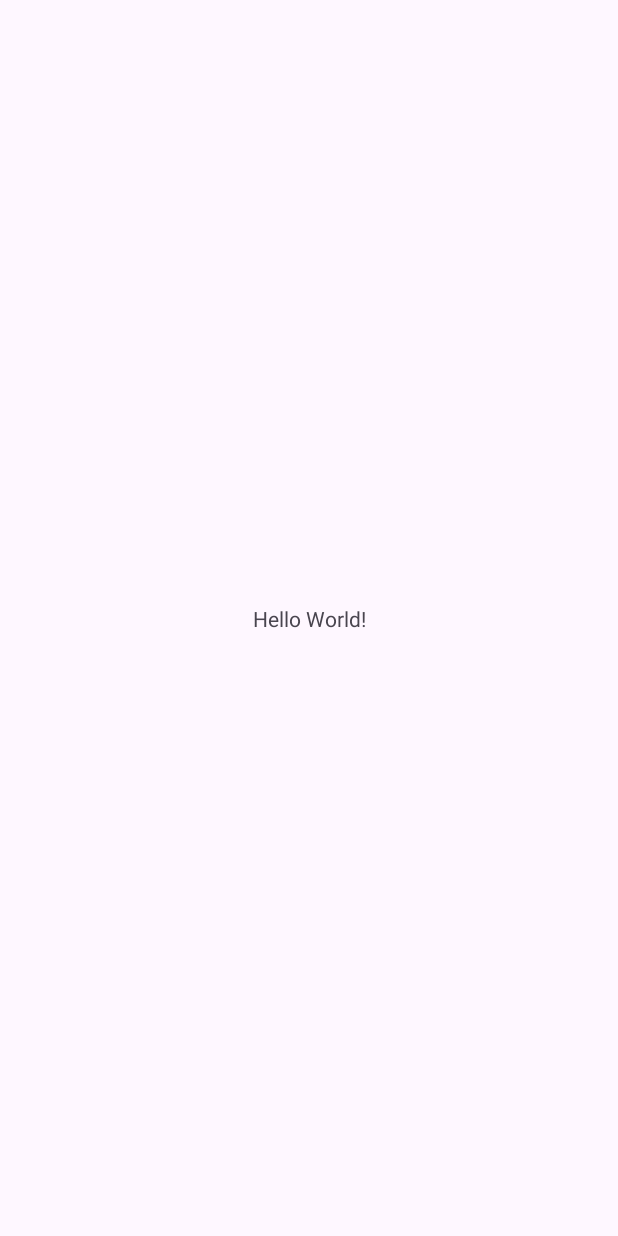
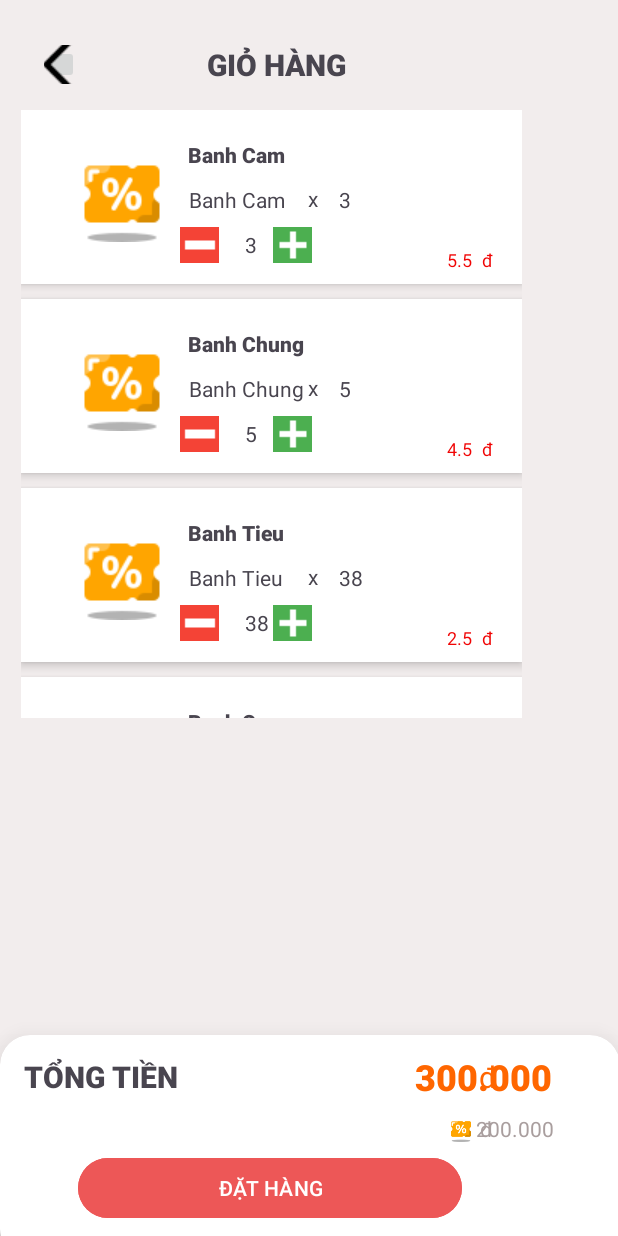
Before and after one commit to namtpce170126/ProjectPRM392, an Android app: the screen it shows after launch (MainActivity before the commit, CartActivity after it), on a phone screen of 412 x 824 dp. Before the commit the screen is almost empty. Run offline under Robolectric (Android 15) with nearby library versions, the phone set to English and light mode, and no system bars.

Commit message:
layoutCart

```diff
--- a/ProjectPRM392/app/build.gradle
+++ b/ProjectPRM392/app/build.gradle
@@ -34,7 +34,9 @@ dependencies {
     implementation libs.material
     implementation libs.activity
     implementation libs.constraintlayout
+    implementation libs.play.services.maps
     testImplementation libs.junit
     androidTestImplementation libs.ext.junit
     androidTestImplementation libs.espresso.core
+    implementation 'com.google.android.gms:play-services-maps:18.1.0'
 }
--- a/ProjectPRM392/app/src/main/AndroidManifest.xml
+++ b/ProjectPRM392/app/src/main/AndroidManifest.xml
@@ -14,6 +14,9 @@
         tools:targetApi="31">
         <activity
             android:name=".MainActivity"
+            android:exported="false" />
+        <activity
+            android:name=".CartActivity"
             android:exported="true">
             <intent-filter>
                 <action android:name="android.intent.action.MAIN" />
--- /dev/null
+++ b/ProjectPRM392/app/src/main/java/com/example/projectprm392/Cart.java
@@ -0,0 +1,49 @@
+package com.example.projectprm392;
+
+import android.media.Image;
+
+public class Cart {
+    int imageProductInCart;
+    String nameProductInCart;
+ int quantityInCart;
+    double priceInCart;
+
+    public Cart( int imageProductInCart,String nameProductInCart,int quantityInCart, double priceInCart) {
+        this.imageProductInCart = imageProductInCart;
+        this.nameProductInCart = nameProductInCart;
+        this.quantityInCart = quantityInCart;
+        this.priceInCart = priceInCart;
+    }
+
+    public int getImageProductInCart() {
+        return imageProductInCart;
+    }
+
+    public void setImageProductInCart(int imageProductInCart) {
+        this.imageProductInCart = imageProductInCart;
+    }
+
+    public String getNameProductInCart() {
+        return nameProductInCart;
+    }
+
+    public void setNameProductInCart(String nameProductInCart) {
+        this.nameProductInCart = nameProductInCart;
+    }
+
+    public int getQuantityInCart() {
+        return quantityInCart;
+    }
+
+    public void setQuantityInCart(int quantityInCart) {
+        this.quantityInCart = quantityInCart;
+    }
+
+    public double getPriceInCart() {
+        return priceInCart;
+    }
+
+    public void setPriceInCart(double priceInCart) {
+        this.priceInCart = priceInCart;
+    }
+}
--- /dev/null
+++ b/ProjectPRM392/app/src/main/java/com/example/projectprm392/CartActivity.java
@@ -0,0 +1,42 @@
+package com.example.projectprm392;
+
+import android.os.Bundle;
+
+import androidx.activity.EdgeToEdge;
+import androidx.appcompat.app.AppCompatActivity;
+import androidx.core.graphics.Insets;
+import androidx.core.view.ViewCompat;
+import androidx.core.view.WindowInsetsCompat;
+import androidx.recyclerview.widget.LinearLayoutManager;
+import androidx.recyclerview.widget.RecyclerView;
+
+import java.util.ArrayList;
+import java.util.List;
+
+public class CartActivity extends AppCompatActivity {
+
+    @Override
+    protected void onCreate(Bundle savedInstanceState) {
+        super.onCreate(savedInstanceState);
+
+        setContentView(R.layout.activity_cart);
+        RecyclerView recyclerView = findViewById(R.id.recycleView);
+
+        List<Cart> items = new ArrayList<Cart>();
+        items.add(new Cart(R.drawable.voucher,"Banh Cam", 3,5.5));
+        items.add(new Cart(R.drawable.voucher,"Banh Chung", 5,4.5));
+        items.add(new Cart(R.drawable.voucher,"Banh Tieu", 38,2.5));
+        items.add(new Cart(R.drawable.voucher,"Banh Cam", 3,5.5));
+        items.add(new Cart(R.drawable.voucher,"Banh Chung", 5,4.5));
+        items.add(new Cart(R.drawable.voucher,"Banh Tieu", 38,2.5));
+        items.add(new Cart(R.drawable.voucher,"Banh Cam", 3,5.5));
+        items.add(new Cart(R.drawable.voucher,"Banh Chung", 5,4.5));
+        items.add(new Cart(R.drawable.voucher,"Banh Tieu", 38,2.5));
+
+
+        recyclerView.setLayoutManager(new LinearLayoutManager(this));
+        recyclerView.setAdapter(new MyAdapter(this,items));
+
+
+    }
+}
--- /dev/null
+++ b/ProjectPRM392/app/src/main/java/com/example/projectprm392/MyAdapter.java
@@ -0,0 +1,49 @@
+package com.example.projectprm392;
+
+import android.content.Context;
+import android.view.LayoutInflater;
+import android.view.ViewGroup;
+
+import androidx.annotation.NonNull;
+import androidx.recyclerview.widget.RecyclerView;
+
+import java.util.List;
+
+public class MyAdapter extends RecyclerView.Adapter<MyHolderView> {
+
+    Context context;
+    List<Cart> items;
+
+    public MyAdapter(Context context, List<Cart> items) {
+        this.context = context;
+        this.items = items;
+    }
+
+
+    @NonNull
+    @Override
+    public MyHolderView onCreateViewHolder(@NonNull ViewGroup parent, int viewType) {
+        return new MyHolderView(LayoutInflater.from(context).inflate(R.layout.item_cart,parent,false));
+    }
+
+    @Override
+    public void onBindViewHolder(@NonNull MyHolderView holder, int position) {
+        holder.nameView.setText(items.get(position).getNameProductInCart());
+        holder.name2View.setText(items.get(position).getNameProductInCart());
+
+        holder.priceView.setText(String.valueOf(items.get(position).getPriceInCart()));
+        holder.price2View.setText(String.valueOf(items.get(position).getPriceInCart()));
+
+        holder.quantityView.setText(String.valueOf(items.get(position).getQuantityInCart()));
+        holder.quantity2View.setText(String.valueOf(items.get(position).getQuantityInCart()));
+
+
+
+        holder.imageView.setImageResource(items.get(position).getImageProductInCart());
+    }
+
+    @Override
+    public int getItemCount() {
+        return items.size();
+    }
+}
--- /dev/null
+++ b/ProjectPRM392/app/src/main/java/com/example/projectprm392/MyHolderView.java
@@ -0,0 +1,23 @@
+package com.example.projectprm392;
+
+import android.view.View;
+import android.widget.ImageView;
+import android.widget.TextView;
+
+import androidx.annotation.NonNull;
+import androidx.recyclerview.widget.RecyclerView;
+
+public class MyHolderView extends RecyclerView.ViewHolder {
+    ImageView imageView;
+    TextView nameView, name2View,priceView,price2View, quantityView,quantity2View;
+    public MyHolderView(@NonNull View itemView) {
+        super(itemView);
+        imageView = itemView.findViewById(R.id.hinhHangInCart);
+        nameView = itemView.findViewById(R.id.txtTenMonHang);
+        name2View = itemView.findViewById(R.id.txtTenMonHang1);
+        quantityView = itemView.findViewById(R.id.soluongInCart);
+        quantity2View = itemView.findViewById(R.id.soLuong);
+        priceView = itemView.findViewById(R.id.priceInCart);
+        price2View = itemView.findViewById(R.id.priceInCart);
+    }
+}
--- /dev/null
+++ b/ProjectPRM392/app/src/main/res/drawable/background_mu.xml
@@ -0,0 +1,5 @@
+<?xml version="1.0" encoding="utf-8"?>
+<selector xmlns:android="http://schemas.android.com/apk/res/android">
+
+
+</selector>
--- /dev/null
+++ b/ProjectPRM392/app/src/main/res/layout/activity_cart.xml
@@ -0,0 +1,271 @@
+<?xml version="1.0" encoding="utf-8"?>
+<androidx.constraintlayout.widget.ConstraintLayout xmlns:android="http://schemas.android.com/apk/res/android"
+    xmlns:app="http://schemas.android.com/apk/res-auto"
+    xmlns:tools="http://schemas.android.com/tools"
+    android:id="@+id/main"
+    android:layout_width="match_parent"
+    android:layout_height="match_parent"
+    android:background="#E4E0E0"
+    tools:context=".CartActivity">
+
+
+    <RelativeLayout
+        android:layout_width="match_parent"
+        android:layout_height="match_parent"
+        android:background="#F2EDED">
+
+
+        <TextView
+            android:id="@+id/textView"
+            android:layout_width="wrap_content"
+            android:layout_height="wrap_content"
+            android:layout_alignParentStart="true"
+            android:layout_alignParentTop="true"
+            android:layout_marginStart="138dp"
+            android:layout_marginTop="29dp"
+            android:fontFamily="sans-serif-black"
+            android:text="GIỎ HÀNG"
+            android:textSize="20sp"
+            app:layout_constraintTop_toTopOf="parent" />
+
+        <androidx.recyclerview.widget.RecyclerView
+            android:id="@+id/recycleView"
+            android:layout_width="334dp"
+            android:layout_height="405dp"
+            android:layout_alignParentStart="true"
+            android:layout_alignParentTop="true"
+            android:layout_marginStart="14dp"
+            android:layout_marginTop="73dp"
+            android:backgroundTint="#FFFFFF" />
+
+        <androidx.cardview.widget.CardView
+            android:id="@+id/view"
+            android:layout_width="match_parent"
+            android:layout_height="149dp"
+            android:layout_alignParentEnd="true"
+            android:layout_alignParentBottom="true"
+            android:layout_marginEnd="-1dp"
+            android:layout_marginBottom="-15dp"
+            android:background="#FDFDFD"
+            app:cardCornerRadius="20dp"
+            app:cardElevation="24dp"
+            app:layout_constraintBottom_toBottomOf="parent"
+            app:layout_constraintStart_toStartOf="parent"
+            app:layout_constraintTop_toTopOf="parent">
+
+            <RelativeLayout
+                android:layout_width="match_parent"
+                android:layout_height="match_parent">
+
+                <TextView
+                    android:id="@+id/txtTongTien"
+                    android:layout_width="wrap_content"
+                    android:layout_height="wrap_content"
+                    android:layout_alignParentTop="true"
+                    android:layout_marginStart="16dp"
+                    android:layout_marginLeft="16dp"
+                    android:layout_marginTop="14dp"
+                    android:fontFamily="sans-serif-black"
+                    android:text="TỔNG TIỀN"
+                    android:textSize="20sp"
+                    app:layout_constraintStart_toStartOf="parent" />
+
+                <TextView
+                    android:id="@+id/tongTien"
+                    android:layout_width="wrap_content"
+                    android:layout_height="wrap_content"
+                    android:layout_alignParentEnd="true"
+                    android:layout_alignParentBottom="true"
+                    android:layout_marginEnd="45dp"
+                    android:layout_marginBottom="105dp"
+                    android:fontFamily="sans-serif-black"
+                    android:text="300.000"
+                    android:textColor="#FF6600"
+                    android:textSize="24sp" />
+
+                <TextView
+                    android:id="@+id/textView4"
+                    android:layout_width="wrap_content"
+                    android:layout_height="wrap_content"
+                    android:layout_alignParentEnd="true"
+                    android:layout_alignParentBottom="true"
+                    android:layout_marginEnd="44dp"
+                    android:layout_marginBottom="77dp"
+                    android:fontFamily="sans-serif"
+                    android:text="200.000"
+
+                    android:textColor="#A99E9E" />
+
+                <Button
+                    android:id="@+id/button"
+                    android:layout_width="256dp"
+                    android:layout_height="wrap_content"
+                    android:layout_alignParentStart="true"
+                    android:layout_alignParentBottom="true"
+                    android:layout_marginStart="52dp"
+                    android:layout_marginBottom="23dp"
+                    android:backgroundTint="#ED5757"
+                    android:text="ĐẶT HÀNG" />
+
+                <TextView
+                    android:id="@+id/textView2"
+                    android:layout_width="wrap_content"
+                    android:layout_height="wrap_content"
+                    android:layout_alignParentStart="true"
+                    android:layout_alignParentBottom="true"
+                    android:layout_marginStart="319dp"
+                    android:layout_marginBottom="108dp"
+                    android:text="đ"
+                    android:textColor="#FF6600"
+                    android:textSize="20sp"
+                    app:layout_constraintEnd_toEndOf="parent"
+                    app:layout_constraintStart_toStartOf="parent" />
+
+                <TextView
+                    android:id="@+id/textView5"
+                    android:layout_width="wrap_content"
+                    android:layout_height="wrap_content"
+                    android:layout_alignParentStart="true"
+                    android:layout_alignParentBottom="true"
+                    android:layout_marginStart="320dp"
+                    android:layout_marginBottom="77dp"
+                    android:text="đ"
+                    android:textColor="#A99E9E"
+                    app:layout_constraintEnd_toEndOf="parent"
+                    app:layout_constraintStart_toStartOf="parent" />
+
+                <ImageView
+                    android:id="@+id/imageView"
+                    android:layout_width="17dp"
+                    android:layout_height="21dp"
+                    android:layout_alignParentTop="true"
+                    android:layout_alignParentEnd="true"
+                    android:layout_marginTop="52dp"
+                    android:layout_marginEnd="97dp"
+                    app:srcCompat="@drawable/voucher" />
+
+            </RelativeLayout>
+
+        </androidx.cardview.widget.CardView>
+
+        <ImageButton
+            android:id="@+id/imageButton2"
+            android:layout_width="23dp"
+            android:layout_height="26dp"
+            android:layout_alignParentStart="true"
+            android:layout_alignParentTop="true"
+            android:layout_marginStart="29dp"
+            android:layout_marginTop="30dp"
+            app:srcCompat="@drawable/backbutton" />
+
+
+    </RelativeLayout>
+
+
+
+
+
+
+<!--    <androidx.cardview.widget.CardView-->
+<!--        android:layout_width="326dp"-->
+<!--        android:layout_height="90dp"-->
+<!--        android:layout_margin="16dp"-->
+<!--        android:layout_marginStart="20dp"-->
+<!--        android:layout_marginTop="16dp"-->
+<!--        app:cardBackgroundColor="#FF0000"-->
+<!--        app:cardCornerRadius="20dp"-->
+<!--        app:layout_constraintStart_toStartOf="parent"-->
+<!--        app:layout_constraintTop_toTopOf="parent">-->
+
+<!--    </androidx.cardview.widget.CardView>-->
+
+<!--    <androidx.cardview.widget.CardView-->
+<!--        android:id="@+id/cardView"-->
+<!--        android:layout_width="335dp"-->
+<!--        android:layout_height="143dp"-->
+<!--        app:cardBackgroundColor="#FFFFFF"-->
+<!--        app:cardCornerRadius="20dp"-->
+<!--        app:layout_constraintBottom_toBottomOf="parent"-->
+<!--        app:layout_constraintEnd_toEndOf="parent"-->
+<!--        app:layout_constraintHorizontal_bias="0.521"-->
+<!--        app:layout_constraintStart_toStartOf="parent"-->
+<!--        app:layout_constraintTop_toTopOf="parent"-->
+<!--        app:layout_constraintVertical_bias="0.102">-->
+
+
+<!--        <RelativeLayout-->
+<!--            android:layout_width="match_parent"-->
+<!--            android:layout_height="142dp">-->
+
+
+<!--            <com.google.android.gms.maps.MapView-->
+<!--                android:id="@+id/mapView"-->
+<!--                android:layout_width="80dp"-->
+<!--                android:layout_height="80dp"-->
+<!--                android:layout_alignParentStart="true"-->
+<!--                android:layout_alignParentTop="true"-->
+<!--                android:layout_marginStart="225dp"-->
+<!--                android:layout_marginTop="27dp" />-->
+
+<!--            <TextView-->
+<!--                android:id="@+id/tenCart"-->
+<!--                android:layout_width="wrap_content"-->
+<!--                android:layout_height="wrap_content"-->
+<!--                android:layout_alignParentStart="true"-->
+<!--                android:layout_alignParentTop="true"-->
+<!--                android:layout_marginStart="40dp"-->
+<!--                android:layout_marginTop="16dp"-->
+<!--                android:fontFamily="sans-serif-black"-->
+<!--                android:text="Vũ Minh Uyên"-->
+<!--                android:textSize="16sp" />-->
+
+<!--            <TextView-->
+<!--                android:id="@+id/sdtCart"-->
+<!--                android:layout_width="wrap_content"-->
+<!--                android:layout_height="wrap_content"-->
+<!--                android:layout_alignParentStart="true"-->
+<!--                android:layout_alignParentTop="true"-->
+<!--                android:layout_marginStart="40dp"-->
+<!--                android:layout_marginTop="42dp"-->
+<!--                android:fontFamily="sans-serif-black"-->
+<!--                android:text="0123 456 789"-->
+<!--                android:textSize="16sp" />-->
+
+<!--            <TextView-->
+<!--                android:id="@+id/noiDungGhiChu"-->
+<!--                android:layout_width="150dp"-->
+<!--                android:layout_height="wrap_content"-->
+<!--                android:layout_alignParentStart="true"-->
+<!--                android:layout_alignParentTop="true"-->
+<!--                android:layout_marginStart="60dp"-->
+<!--                android:layout_marginTop="93dp"-->
+<!--                android:text="Thêm ớt cho cay lè lưỡi luôn đi " />-->
+
+<!--            <TextView-->
+<!--                android:id="@+id/ghiChu"-->
+<!--                android:layout_width="wrap_content"-->
+<!--                android:layout_height="wrap_content"-->
+<!--                android:layout_alignParentStart="true"-->
+<!--                android:layout_alignParentTop="true"-->
+<!--                android:layout_marginStart="40dp"-->
+
+<!--                android:layout_marginTop="71dp"-->
+<!--                android:text="Ghi Chú: "-->
+<!--                android:textColor="#FB8A00" />-->
+
+<!--            <TextView-->
+<!--                android:id="@+id/editInforGiaoHang"-->
+<!--                android:layout_width="wrap_content"-->
+<!--                android:layout_height="wrap_content"-->
+<!--                android:layout_alignParentEnd="true"-->
+<!--                android:layout_alignParentBottom="true"-->
+<!--                android:layout_marginEnd="27dp"-->
+<!--                android:layout_marginBottom="8dp"-->
+<!--                android:text="Chỉnh sửa thông tin"-->
+<!--                android:textColor="#6188EB"-->
+<!--                android:textSize="10sp" />-->
+<!--        </RelativeLayout>-->
+<!--    </androidx.cardview.widget.CardView>-->
+
+
+</androidx.constraintlayout.widget.ConstraintLayout>
--- /dev/null
+++ b/ProjectPRM392/app/src/main/res/layout/item_cart.xml
@@ -0,0 +1,122 @@
+<?xml version="1.0" encoding="utf-8"?>
+<RelativeLayout xmlns:android="http://schemas.android.com/apk/res/android"
+    xmlns:app="http://schemas.android.com/apk/res-auto"
+    xmlns:tools="http://schemas.android.com/tools"
+    android:layout_width="match_parent"
+    android:layout_height="wrap_content"
+    android:layout_marginBottom="10dp"
+    android:background="@color/white"
+    android:elevation="4dp"
+    android:padding="8dp">
+
+    <TextView
+        android:id="@+id/soluongInCart"
+        android:layout_width="wrap_content"
+        android:layout_height="wrap_content"
+        android:layout_alignParentStart="true"
+        android:layout_alignParentTop="true"
+        android:layout_marginStart="204dp"
+        android:layout_marginTop="42dp"
+        android:text="3" />
+
+    <TextView
+        android:id="@+id/txtTenMonHang1"
+        android:layout_width="wrap_content"
+        android:layout_height="wrap_content"
+        android:layout_alignParentStart="true"
+        android:layout_alignParentTop="true"
+        android:layout_marginStart="104dp"
+        android:layout_marginTop="42dp"
+        android:text="Bánh cam" />
+
+    <TextView
+        android:id="@+id/textView6"
+        android:layout_width="wrap_content"
+        android:layout_height="wrap_content"
+        android:layout_alignParentStart="true"
+        android:layout_alignParentTop="true"
+        android:layout_marginStart="183dp"
+        android:layout_marginTop="41dp"
+        android:text="x" />
+
+    <ImageButton
+        android:id="@+id/imageButton"
+        android:layout_width="26dp"
+        android:layout_height="24dp"
+        android:layout_alignParentStart="true"
+        android:layout_alignParentTop="true"
+        android:layout_marginStart="160dp"
+        android:layout_marginTop="70dp"
+        app:srcCompat="@drawable/cong" />
+
+    <ImageView
+        android:id="@+id/hinhHangInCart"
+        android:layout_width="wrap_content"
+        android:layout_height="wrap_content"
+
+        android:layout_alignParentStart="true"
+        android:layout_alignParentTop="true"
+        android:layout_marginStart="27dp"
+        android:layout_marginTop="16dp"
+        app:srcCompat="@drawable/voucher" />
+
+    <TextView
+        android:id="@+id/txtTenMonHang"
+        android:layout_width="wrap_content"
+        android:layout_height="wrap_content"
+        android:layout_alignParentStart="true"
+        android:layout_alignParentTop="true"
+        android:layout_marginStart="103dp"
+        android:layout_marginTop="12dp"
+        android:fontFamily="sans-serif-black"
+        android:text="Bánh Cam" />
+
+    <ImageButton
+        android:id="@+id/imageButton3"
+        android:layout_width="26dp"
+        android:layout_height="24dp"
+        android:layout_alignParentStart="true"
+        android:layout_alignParentTop="true"
+        android:layout_marginStart="98dp"
+        android:layout_marginTop="70dp"
+        app:srcCompat="@drawable/tru" />
+
+    <TextView
+        android:id="@+id/priceInCart"
+        android:layout_width="wrap_content"
+        android:layout_height="wrap_content"
+        android:layout_alignParentTop="true"
+        android:layout_alignParentEnd="true"
+        android:layout_marginTop="83dp"
+        android:layout_marginEnd="25dp"
+        android:fontFamily="sans-serif"
+        android:text="500.000"
+        android:textColor="#F00505"
+        android:textSize="12sp"
+        app:layout_constraintEnd_toEndOf="parent" />
+
+    <TextView
+        android:id="@+id/textView9"
+        android:layout_width="wrap_content"
+        android:layout_height="wrap_content"
+        android:layout_alignParentTop="true"
+        android:layout_alignParentEnd="true"
+        android:layout_marginTop="83dp"
+        android:layout_marginEnd="11dp"
+        android:fontFamily="sans-serif"
+        android:text="đ"
+        android:textColor="#F00505"
+        android:textSize="12sp" />
+
+    <TextView
+        android:id="@+id/soLuong"
+        android:layout_width="wrap_content"
+        android:layout_height="wrap_content"
+        android:layout_alignParentTop="true"
+        android:layout_marginStart="17dp"
+        android:layout_marginTop="72dp"
+        android:layout_toEndOf="@+id/imageButton3"
+        android:text="3" />
+
+
+</RelativeLayout>
--- a/ProjectPRM392/app/src/main/res/values/colors.xml
+++ b/ProjectPRM392/app/src/main/res/values/colors.xml
@@ -6,4 +6,5 @@
     <color name="yellow">#FFD504</color>
     <color name="green">#00613D</color>
     <color name="lightBlack">#777280</color>
+
 </resources>
--- a/ProjectPRM392/app/src/main/res/values/strings.xml
+++ b/ProjectPRM392/app/src/main/res/values/strings.xml
@@ -1,3 +1,5 @@
 <resources>
     <string name="app_name">ProjectPRM392</string>
+
+
 </resources>
--- a/ProjectPRM392/gradle/libs.versions.toml
+++ b/ProjectPRM392/gradle/libs.versions.toml
@@ -7,6 +7,7 @@ appcompat = "1.7.0"
 material = "1.12.0"
 activity = "1.10.0"
 constraintlayout = "2.2.0"
+playServicesMaps = "19.1.0"
 
 [libraries]
 junit = { group = "junit", name = "junit", version.ref = "junit" }
@@ -16,6 +17,7 @@ appcompat = { group = "androidx.appcompat", name = "appcompat", version.ref = "a
 material = { group = "com.google.android.material", name = "material", version.ref = "material" }
 activity = { group = "androidx.activity", name = "activity", version.ref = "activity" }
 constraintlayout = { group = "androidx.constraintlayout", name = "constraintlayout", version.ref = "constraintlayout" }
+play-services-maps = { group = "com.google.android.gms", name = "play-services-maps", version.ref = "playServicesMaps" }
 
 [plugins]
 android-application = { id = "com.android.application", version.ref = "agp" }
```
Also changed, not shown: ProjectPRM392/app/src/main/res/drawable/backbutton.png (added), ProjectPRM392/app/src/main/res/drawable/cong.png (added), ProjectPRM392/app/src/main/res/drawable/tru.png (added), ProjectPRM392/app/src/main/res/drawable/voucher.png (added).
